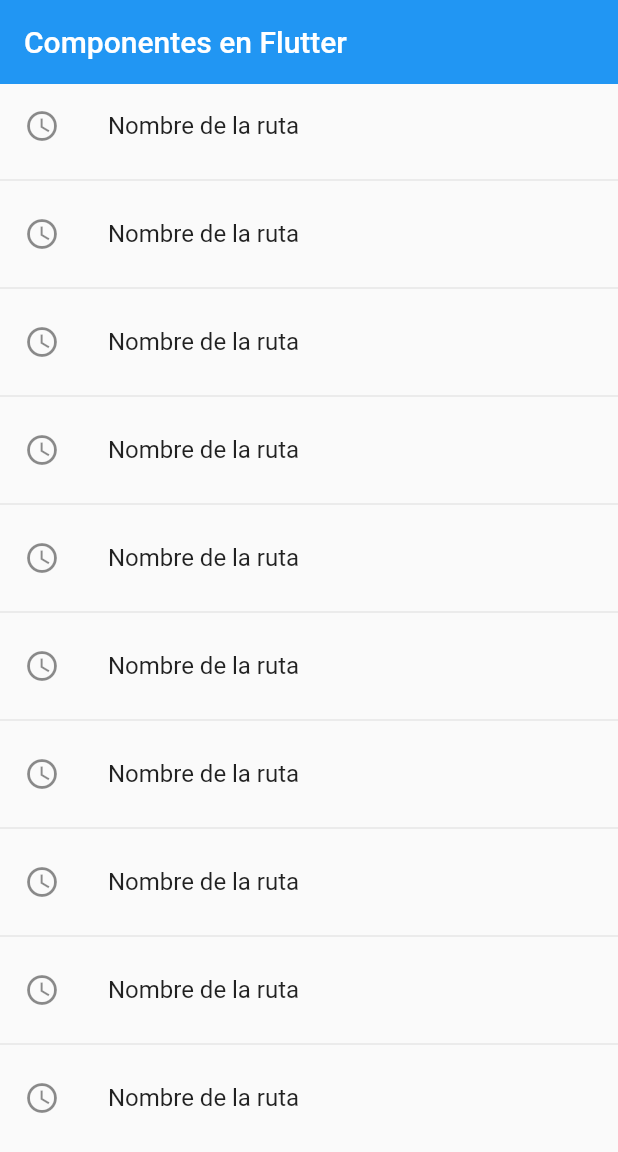
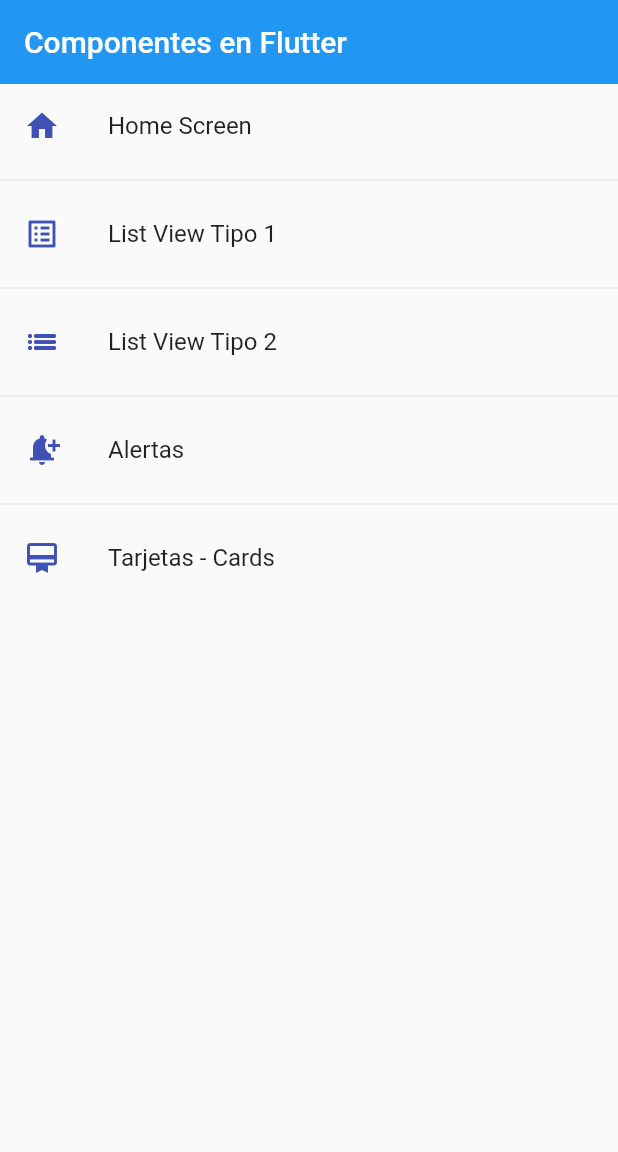
Before and after one commit to OscarAguilarL/fl-components, a Flutter app: the screen it shows after launch, on a phone screen of 412 x 824 dp. Shown: the top 1152 px of the screen. Run offline on Flutter 3.47's test engine with Material 2 defaults, Android fonts, the phone set to English and light mode, and no system bars.

Commit message:
Crear metodo con las rutas de mi aplicacion

```diff
--- a/lib/main.dart
+++ b/lib/main.dart
@@ -14,7 +14,7 @@ class MyApp extends StatelessWidget {
       title: 'Material App',
       // home: const ListView2Screen(),
       initialRoute: AppRoutes.intialRoute,
-      routes: AppRoutes.routes,
+      routes: AppRoutes.getAppRoutes(),
       onGenerateRoute: AppRoutes.onGeneratedRoute,
     );
   }
--- a/lib/router/app_routes.dart
+++ b/lib/router/app_routes.dart
@@ -9,18 +9,29 @@ class AppRoutes {
     // todo: borrar home
     MenuOption(route: 'home', nombre: 'Home Screen', screen: const HomeScreen(), icon: Icons.home),
     MenuOption(route: 'listview1', nombre: 'List View Tipo 1', screen: const ListView1Screen(), icon: Icons.list_alt_outlined),
-    MenuOption(route: 'listview2', nombre: 'List View Tipo 2', screen: const ListView2Screen(), icon: Icons.list_alt),
+    MenuOption(route: 'listview2', nombre: 'List View Tipo 2', screen: const ListView2Screen(), icon: Icons.list_sharp),
     MenuOption(route: 'alert', nombre: 'Alertas', screen: const AlertScreen(), icon: Icons.notification_add),
     MenuOption(route: 'card', nombre: 'Tarjetas - Cards', screen: const CardScreen(), icon: Icons.card_membership),
   ];
 
-  static Map<String, Widget Function(BuildContext)> routes = {
-    'home': (context) => const HomeScreen(),
-    'listview1': (context) => const ListView1Screen(),
-    'listview2': (context) => const ListView2Screen(),
-    'alert': (context) => const AlertScreen(),
-    'card': (context) => const CardScreen(),
-  };
+  static Map<String, Widget Function(BuildContext)> getAppRoutes() {
+
+    Map<String, Widget Function(BuildContext)> appRoutes = {};
+
+    for (final option in menuOptions) {
+      appRoutes.addAll({ option.route: (BuildContext context) => option.screen });
+    }
+
+    return appRoutes;
+  }
+
+  // static Map<String, Widget Function(BuildContext)> routes = {
+  //   'home': (context) => const HomeScreen(),
+  //   'listview1': (context) => const ListView1Screen(),
+  //   'listview2': (context) => const ListView2Screen(),
+  //   'alert': (context) => const AlertScreen(),
+  //   'card': (context) => const CardScreen(),
+  // };
 
   static Route<dynamic>? onGeneratedRoute(RouteSettings settings) {
     return MaterialPageRoute(builder: (context) => const AlertScreen());
--- a/lib/screens/home_screen.dart
+++ b/lib/screens/home_screen.dart
@@ -1,3 +1,5 @@
+import 'package:fl_components/models/models.dart';
+import 'package:fl_components/router/app_routes.dart';
 import 'package:flutter/material.dart';
 
 class HomeScreen extends StatelessWidget {
@@ -5,6 +7,8 @@ class HomeScreen extends StatelessWidget {
 
   @override
   Widget build(BuildContext context) {
+    final menuOptions = AppRoutes.menuOptions;
+
     return Scaffold(
         appBar: AppBar(
           title: const Text('Componentes en Flutter'),
@@ -12,18 +16,18 @@ class HomeScreen extends StatelessWidget {
         ),
         body: ListView.separated(
             itemBuilder: (context, index) => ListTile(
-                  leading: const Icon(Icons.access_time_outlined),
+                  leading: Icon(menuOptions[index].icon, color: Colors.indigo),
+                  title: Text(menuOptions[index].nombre),
                   onTap: () {
                     // final route = MaterialPageRoute(
                     //     builder: (context) => const ListView1Screen());
 
                     // Navigator.push(context, route);
 
-                    Navigator.pushNamed(context, 'card');
+                    Navigator.pushNamed(context, menuOptions[index].route);
                   },
-                  title: const Text('Nombre de la ruta'),
                 ),
             separatorBuilder: (__, ___) => const Divider(),
-            itemCount: 10));
+            itemCount: menuOptions.length));
   }
 }
```
